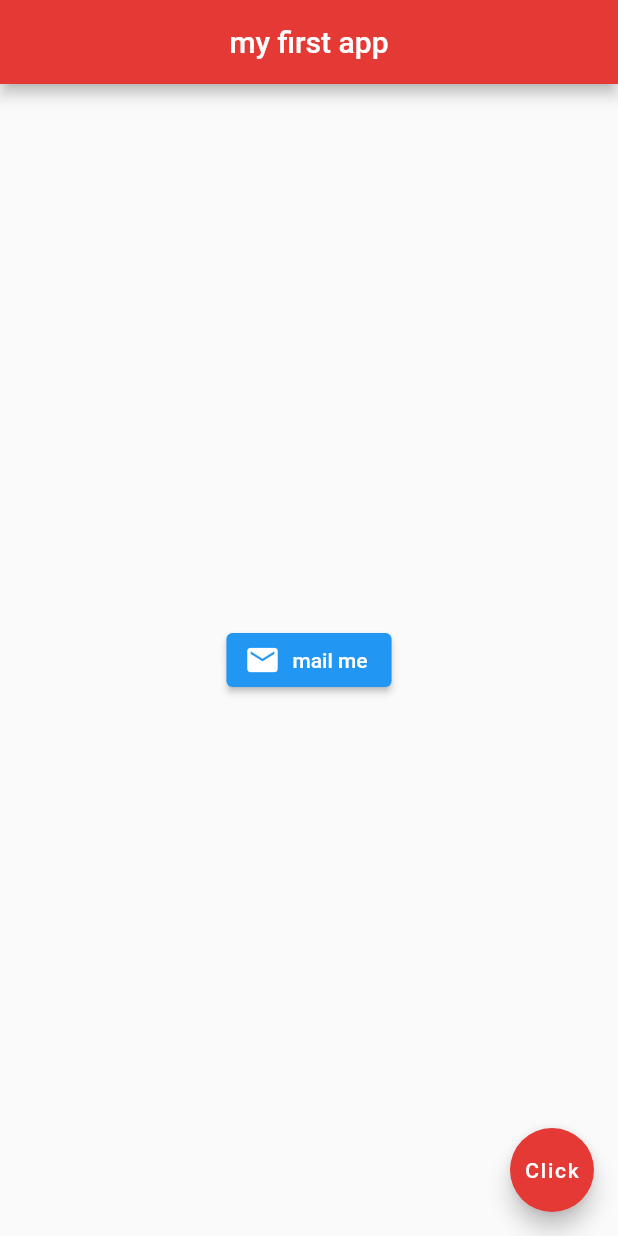
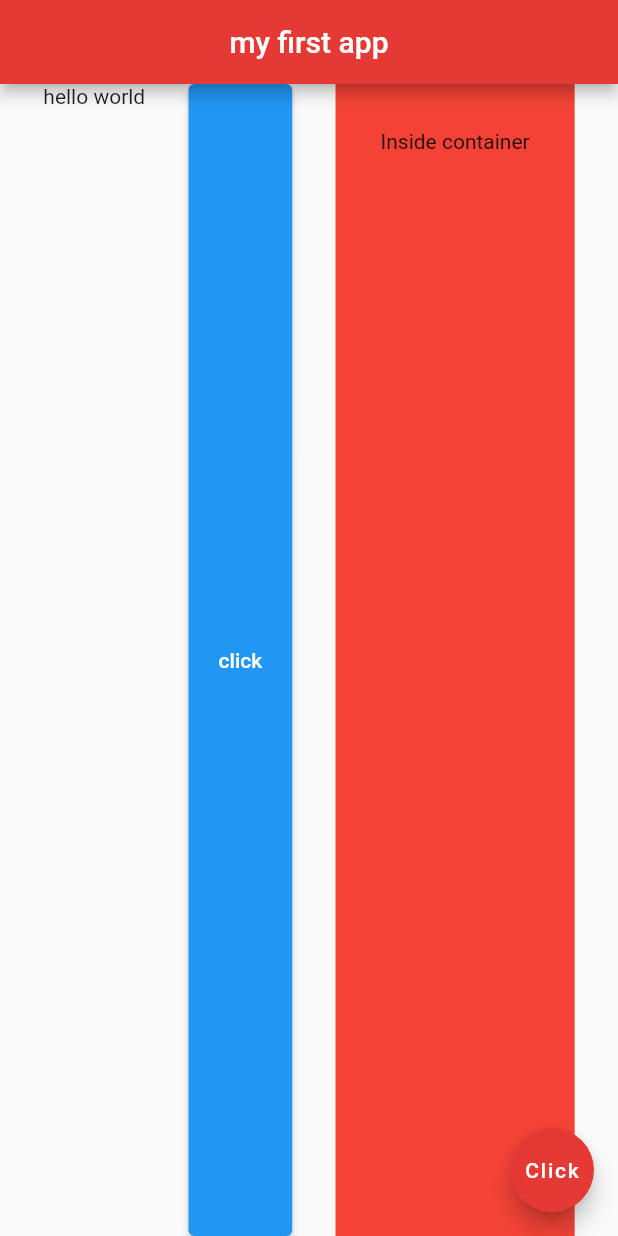
Before and after one commit to jad-amine/Flutter, a Flutter app: the screen it shows after launch, on a phone screen of 412 x 824 dp. Run offline on Flutter 3.47's test engine with Material 2 defaults, Android fonts, the phone set to English and light mode, and no system bars.

Commit message:
Added Row Widget

```diff
--- a/lib/main.dart
+++ b/lib/main.dart
@@ -15,12 +15,22 @@ class Home extends StatelessWidget {
         centerTitle: true,
         backgroundColor: Colors.red[600],
       ),
-      body: Center(
-        child: ElevatedButton.icon(
-            onPressed: (){},
-            icon: const Icon(Icons.mail),
-            label: const Text("mail me")
-        )
+      body: Row(
+        mainAxisAlignment: MainAxisAlignment.spaceEvenly,
+        crossAxisAlignment: CrossAxisAlignment.stretch,
+        children: [
+          const Text('hello world'),
+          ElevatedButton(
+              onPressed: (){},
+              style: ElevatedButton.styleFrom(padding: const EdgeInsets.all(20)),
+              child: const Text("click")
+          ),
+          Container(
+            color: Colors.red,
+            padding: const EdgeInsets.all(30),
+            child: const Text("Inside container"),
+          )
+        ],
       ),
       floatingActionButton: FloatingActionButton(
         onPressed: (){},
```
